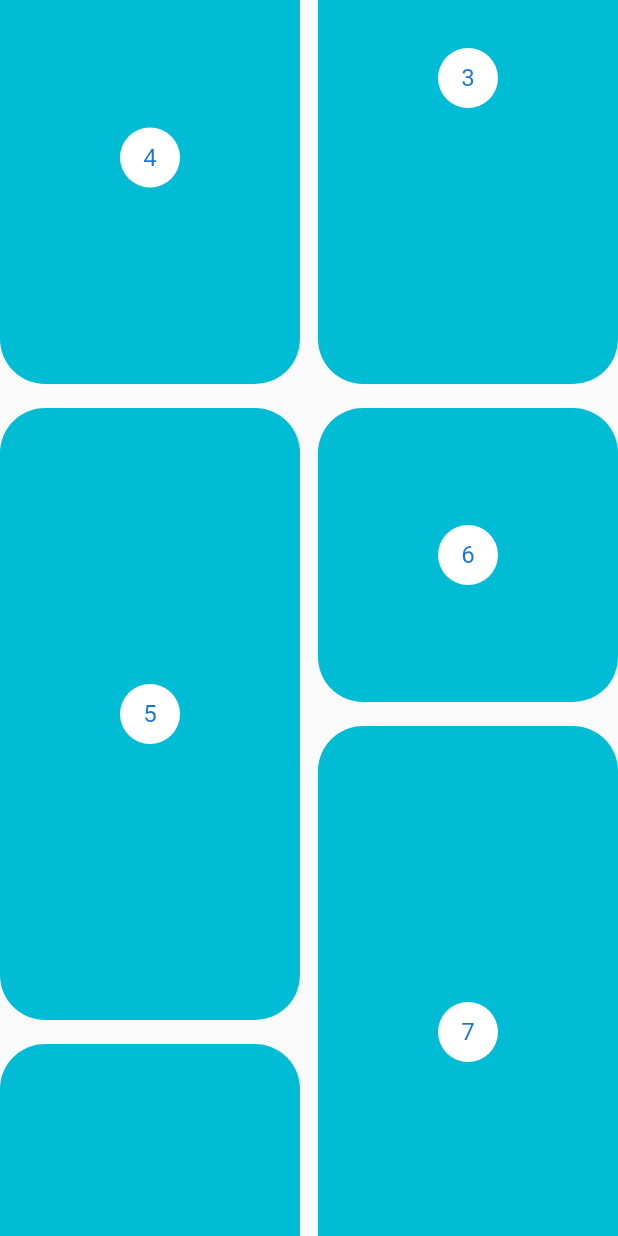
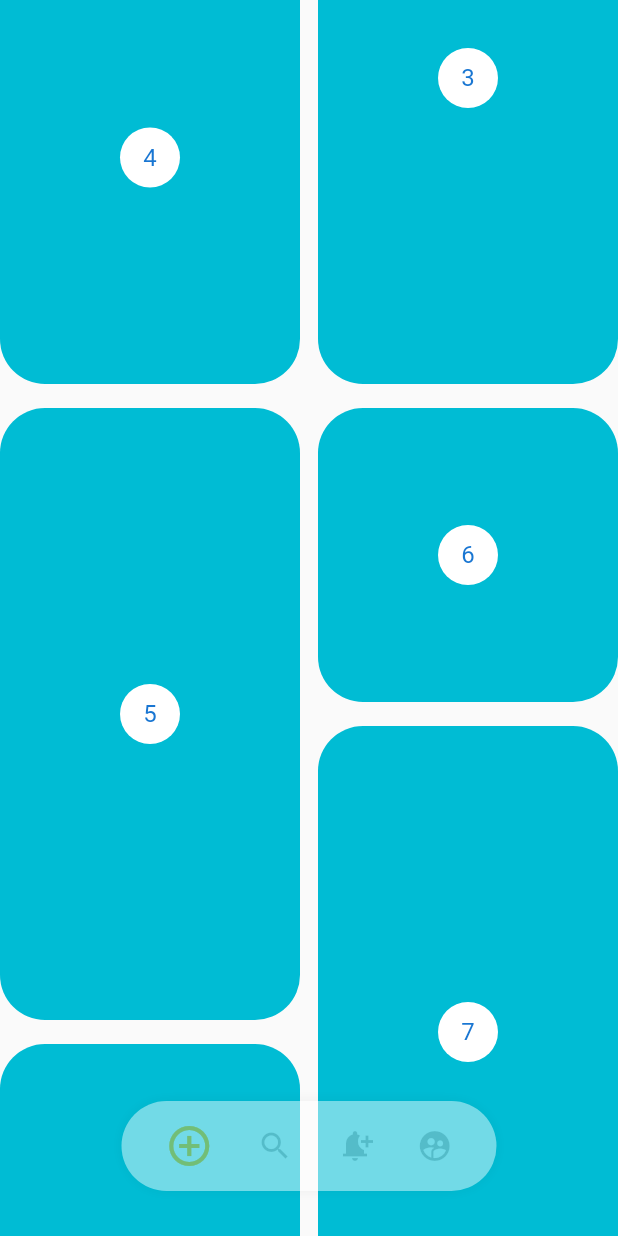
Before and after one commit to CrisRonda/flutter-animations, a Flutter app: the screen it shows after launch, scrolled down 576 dp, on a phone screen of 412 x 824 dp. Run offline on Flutter 3.47's test engine with Material 2 defaults, Android fonts, the phone set to English and light mode, and no system bars; our stand-ins replace flutter_svg.

Commit message:
finish pinterest example

```diff
--- a/lib/src/pages/pinterest_page.dart
+++ b/lib/src/pages/pinterest_page.dart
@@ -1,29 +1,94 @@
+import 'package:animations/src/widgets/floating_menu.dart';
 import 'package:flutter/material.dart';
 import 'package:flutter_staggered_grid_view/flutter_staggered_grid_view.dart';
+import 'package:provider/provider.dart';
 
 class PinterestPage extends StatelessWidget {
   @override
   Widget build(BuildContext context) {
-    return Scaffold(
-      body: SafeArea(
-        child: GridView(),
-      ),
+    return ChangeNotifierProvider(
+      create: (_) => new _PageState(),
+      child: Scaffold(
+          body: Stack(
+        children: [GridView(), _Menu()],
+      )),
     );
   }
 }
 
-class GridView extends StatelessWidget {
+class _Menu extends StatelessWidget {
+  final List<ItemMenu> items = [
+    ItemMenu(icon: Icons.add_circle_outline_sharp, onPress: () => print("add")),
+    ItemMenu(icon: Icons.search, onPress: () => print("Search")),
+    ItemMenu(
+        icon: Icons.notification_add, onPress: () => print("Notifications")),
+    ItemMenu(
+        icon: Icons.supervised_user_circle, onPress: () => print("Supervise"))
+  ];
+  @override
+  Widget build(BuildContext context) {
+    final width = MediaQuery.of(context).size.width;
+    final show = Provider.of<_PageState>(
+      context,
+    ).show;
+    return Positioned(
+        bottom: 30,
+        child: Container(
+            width: width,
+            child: Align(
+                child: FloatingMenu(
+              show: show,
+              items: items,
+            ))));
+  }
+}
+
+class GridView extends StatefulWidget {
+  @override
+  State<GridView> createState() => _GridViewState();
+}
+
+class _GridViewState extends State<GridView> {
   final List items = List.generate(200, (index) => index);
+  ScrollController controller = new ScrollController();
+  double befScroll = 0;
+  @override
+  void initState() {
+    super.initState();
+    controller.addListener(() {
+      final provider = Provider.of<_PageState>(context, listen: false);
+      // print("Controller ${controller.offset}");
+      if (controller.offset > befScroll) {
+        provider.show = false;
+      } else {
+        provider.show = true;
+      }
+      befScroll = controller.offset;
+    });
+  }
+
+  @override
+  void dispose() {
+    controller.dispose();
+    super.dispose();
+  }
+
   @override
   Widget build(BuildContext context) {
     return new StaggeredGridView.countBuilder(
+      controller: controller,
       itemCount: items.length,
       crossAxisCount: 4,
       itemBuilder: (BuildContext context, int index) => TileItem(
         index: index,
       ),
-      staggeredTileBuilder: (int index) =>
-          new StaggeredTile.count(2,index.isEven ? index%3==0? 2:3:4),
+      staggeredTileBuilder: (int index) => new StaggeredTile.count(
+          2,
+          index.isEven
+              ? index % 3 == 0
+                  ? 2
+                  : 3
+              : 4),
       mainAxisSpacing: 16.0,
       crossAxisSpacing: 12.0,
     );
@@ -48,3 +113,14 @@ class TileItem extends StatelessWidget {
         ));
   }
 }
+
+class _PageState with ChangeNotifier {
+  bool _show = true;
+
+  bool get show => this._show;
+
+  set show(bool newShow) {
+    this._show = newShow;
+    notifyListeners();
+  }
+}
--- /dev/null
+++ b/lib/src/widgets/floating_menu.dart
@@ -0,0 +1,99 @@
+import 'package:flutter/material.dart';
+import 'package:provider/provider.dart';
+
+class ItemMenu {
+  final Function onPress;
+  final IconData icon;
+
+  ItemMenu({required this.onPress, required this.icon});
+}
+
+class FloatingMenu extends StatelessWidget {
+  final bool show;
+  final List<ItemMenu> items;
+
+  FloatingMenu({this.show = true, required this.items});
+
+  @override
+  Widget build(BuildContext context) {
+    return AnimatedOpacity(
+      opacity: show ? 1 : 0,
+      duration: Duration(milliseconds: 544),
+      child: ChangeNotifierProvider(
+          create: (_) => new _MenuState(),
+          child: _Background(child: _MenuItems(items))),
+    );
+  }
+}
+
+class _Background extends StatelessWidget {
+  final Widget child;
+
+  const _Background({required this.child});
+
+  @override
+  Widget build(BuildContext context) {
+    return Container(
+      child: child,
+      width: 250,
+      height: 60,
+      decoration: BoxDecoration(
+          color: Colors.white,
+          borderRadius: BorderRadius.all(Radius.circular(100)),
+          boxShadow: <BoxShadow>[
+            BoxShadow(
+                color: Colors.black38,
+                offset: Offset(0, 0),
+                blurRadius: 10,
+                spreadRadius: -6)
+          ]),
+    );
+  }
+}
+
+class _MenuItems extends StatelessWidget {
+  final List<ItemMenu> items;
+
+  const _MenuItems(this.items);
+
+  @override
+  Widget build(BuildContext context) {
+    return Row(
+      mainAxisAlignment: MainAxisAlignment.spaceEvenly,
+      children: List.generate(
+          items.length, (index) => _MenuItem(index, items[index])),
+    );
+  }
+}
+
+class _MenuItem extends StatelessWidget {
+  final int index;
+  final ItemMenu item;
+  const _MenuItem(this.index, this.item);
+
+  @override
+  Widget build(BuildContext context) {
+    final provider = Provider.of<_MenuState>(context);
+    final currentIndex = provider.index;
+    return GestureDetector(
+      child: Icon(
+        item.icon,
+        size: currentIndex == index ? 32 : 24,
+        color: currentIndex == index ? Colors.amber : Colors.black26,
+      ),
+      onTap: () {
+        provider.index = index;
+        item.onPress();
+      },
+    );
+  }
+}
+
+class _MenuState with ChangeNotifier {
+  int _index = 0;
+  int get index => this._index;
+  set index(int newIndex) {
+    this._index = newIndex;
+    notifyListeners();
+  }
+}
```
Also changed, not shown: pubspec.lock, 1 other file.
